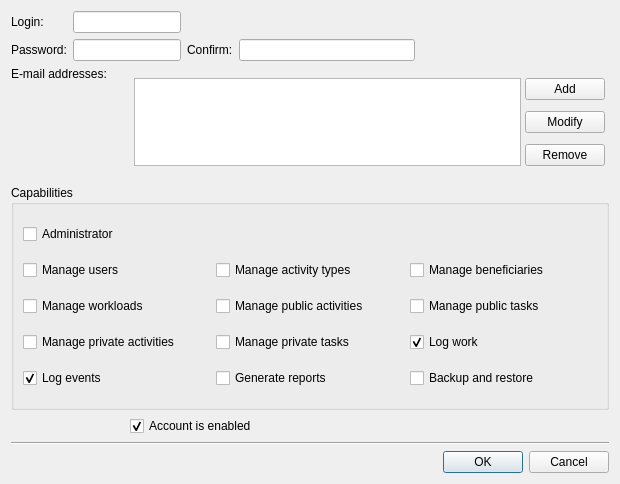
Before: the Qt Designer form Srt.QT/tt3-gui/CreateAccountDialog.ui in akapustiatyahoocouk/TimeTracker3, drawn with Qt 5.
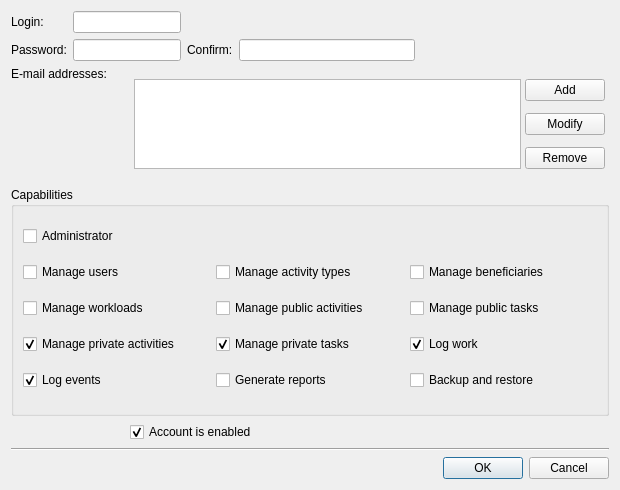
After: the same form once the commit is applied. Icons and pictures are not drawn.

```diff
--- a/Srt.QT/tt3-gui/CreateAccountDialog.ui
+++ b/Srt.QT/tt3-gui/CreateAccountDialog.ui
@@ -7,7 +7,7 @@
     <x>0</x>
     <y>0</y>
     <width>620</width>
-    <height>484</height>
+    <height>490</height>
    </rect>
   </property>
   <property name="windowTitle">
@@ -154,6 +154,9 @@
         <property name="text">
          <string>Manage private activities</string>
         </property>
+        <property name="checked">
+         <bool>true</bool>
+        </property>
        </widget>
       </item>
       <item row="2" column="1">
@@ -182,6 +185,9 @@
         <property name="text">
          <string>Manage private tasks</string>
         </property>
+        <property name="checked">
+         <bool>true</bool>
+        </property>
        </widget>
       </item>
       <item row="2" column="2">
```
